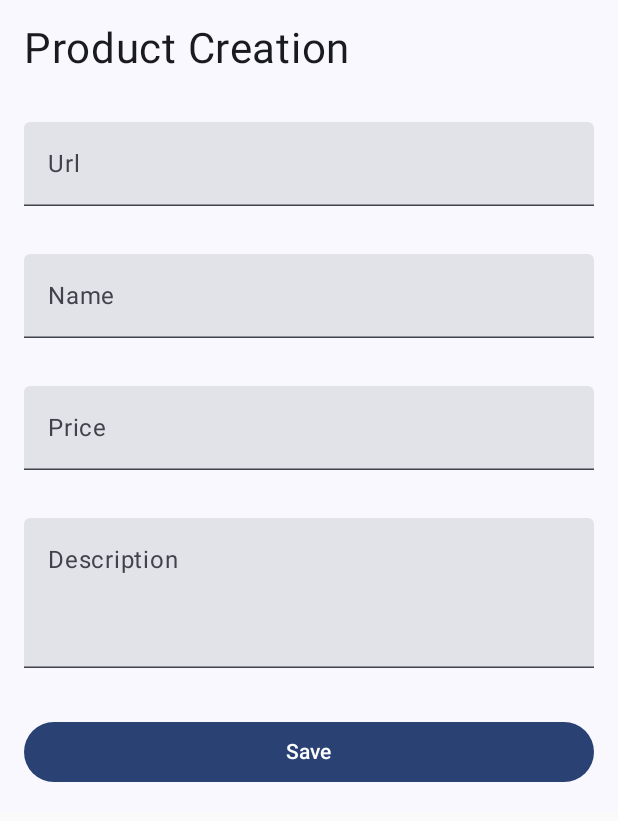
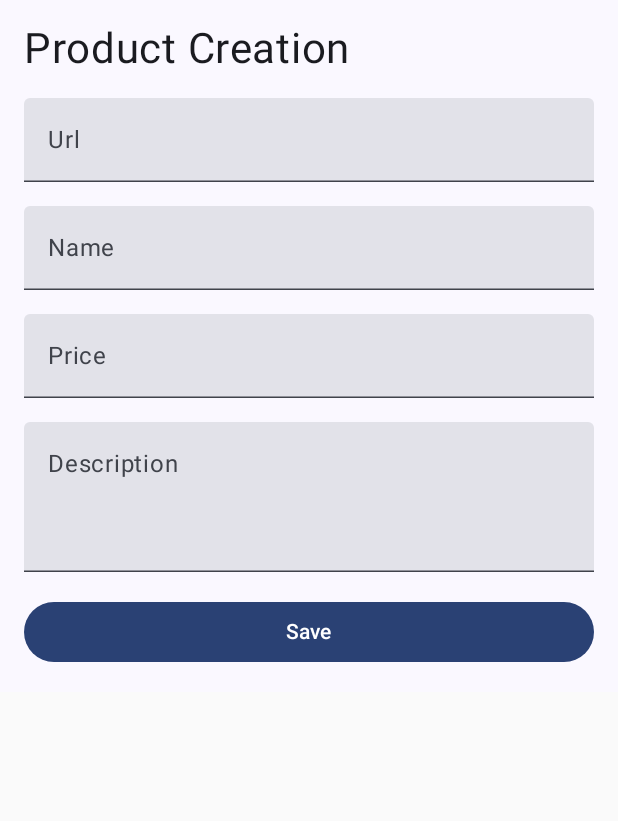
Before and after one commit to verissteph/Aluvery, an Android app built with Jetpack Compose: the screen it shows after launch (ProductsFormActivity), on a phone screen of 412 x 824 dp. Shown: the top 821 px of the screen. Run offline under Robolectric (Android 15) with nearby library versions, the phone set to English and light mode, and no system bars.

Commit message:
remove padding duplicate and optimizate spaces

```diff
--- a/app/src/main/java/com/stephanieverissimo/aluvery/ui/activities/ProductsFormActivity.kt
+++ b/app/src/main/java/com/stephanieverissimo/aluvery/ui/activities/ProductsFormActivity.kt
@@ -3,6 +3,7 @@ package com.stephanieverissimo.aluvery.ui.activities
 import android.os.Bundle
 import androidx.activity.ComponentActivity
 import androidx.activity.compose.setContent
+import androidx.compose.foundation.layout.Arrangement
 import androidx.compose.foundation.layout.Column
 import androidx.compose.foundation.layout.fillMaxWidth
 import androidx.compose.foundation.layout.heightIn
@@ -41,12 +42,13 @@ fun ProductsFormScreen() {
     Column(
         Modifier
             .fillMaxWidth()
+            .padding(16.dp),
+        verticalArrangement = Arrangement.spacedBy(16.dp)
     ) {
         Text(
             text = "Product Creation",
             Modifier
-                .fillMaxWidth()
-                .padding(16.dp),
+                .fillMaxWidth(),
             fontSize = 28.sp,
         )
 
@@ -56,8 +58,7 @@ fun ProductsFormScreen() {
         TextField(
             value = url, onValueChange = { url = it },
             Modifier
-                .fillMaxWidth()
-                .padding(16.dp),
+                .fillMaxWidth(),
             label = { Text("Url")}
         )
 
@@ -68,8 +69,7 @@ fun ProductsFormScreen() {
         TextField(
             value = name, onValueChange = { name = it },
             Modifier
-                .fillMaxWidth()
-                .padding(16.dp),
+                .fillMaxWidth(),
             label = { Text("Name")}
         )
 
@@ -79,8 +79,7 @@ fun ProductsFormScreen() {
         TextField(
             value = price, onValueChange = { price = it },
             Modifier
-                .fillMaxWidth()
-                .padding(16.dp),
+                .fillMaxWidth(),
             label = { Text("Price")}
         )
 
@@ -91,15 +90,13 @@ fun ProductsFormScreen() {
             value = description, onValueChange = { description = it },
             Modifier
                 .fillMaxWidth()
-                .padding(16.dp)
                 .heightIn(min = 100.dp),
             label = { Text("Description")}
         )
 
         Button(onClick = { },
             Modifier
-                .fillMaxWidth()
-                .padding(16.dp)) {
+                .fillMaxWidth()) {
             Text(text = "Save")
 
         }
```
